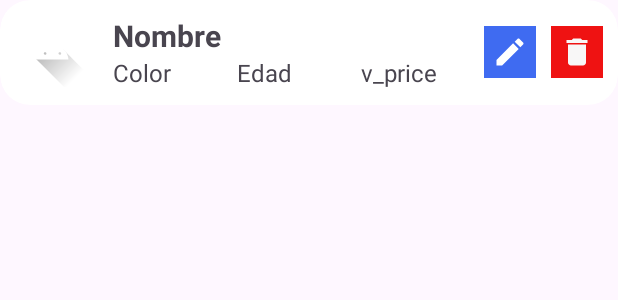
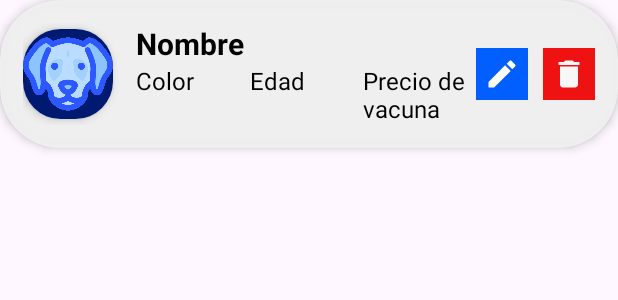
Before and after one commit to S4nti4go3/end, an Android app: the layout view_pet_single.xml on its own in the app's theme, with its tools: preview values and no code run, on a phone screen of 412 x 824 dp. Shown: the top 300 px of the screen. Run offline under Robolectric (Android 15) with nearby library versions, the phone set to English and light mode, and no system bars.

Commit message:
Actualización de view_pet_single.xml

```diff
--- a/app/src/main/res/layout/view_pet_single.xml
+++ b/app/src/main/res/layout/view_pet_single.xml
@@ -5,29 +5,30 @@
     android:layout_width="match_parent"
     android:layout_height="wrap_content"
     android:layout_marginBottom="10dp"
-    android:background="#FFFFFF"
-    android:backgroundTint="#FFFFFF"
-    app:cardCornerRadius="20dp"
-    app:cardElevation="0dp">
+    android:background="@color/Darkwhite"
+    android:backgroundTint="@color/Darkwhite"
+    app:cardCornerRadius="40dp"
+    app:cardElevation="4dp">
 
     <LinearLayout
         android:layout_width="match_parent"
         android:layout_height="wrap_content"
         android:gravity="center_vertical"
         android:orientation="horizontal"
-        android:padding="10dp">
+        android:padding="15dp">
 
         <androidx.cardview.widget.CardView
-            android:layout_width="50dp"
-            android:layout_height="50dp"
+            android:layout_width="60dp"
+            android:layout_height="60dp"
             app:cardCornerRadius="25dp"
-            app:cardElevation="0dp">
+            app:cardElevation="4dp">
 
             <ImageView
                 android:id="@+id/photo"
                 android:layout_width="match_parent"
                 android:layout_height="match_parent"
-                app:srcCompat="@drawable/ic_launcher_foreground" />
+                android:background="@color/AzulOscuro"
+                app:srcCompat="@drawable/pet_image" />
         </androidx.cardview.widget.CardView>
 
         <Space
@@ -45,6 +46,7 @@
                 android:layout_width="match_parent"
                 android:layout_height="wrap_content"
                 android:text="Nombre"
+                android:textColor="@android:color/background_dark"
                 android:textSize="20sp"
                 android:textStyle="bold" />
 
@@ -59,6 +61,7 @@
                     android:layout_height="wrap_content"
                     android:layout_weight="1"
                     android:text="Color"
+                    android:textColor="@android:color/background_dark"
                     android:textSize="16sp" />
 
                 <TextView
@@ -67,6 +70,7 @@
                     android:layout_height="wrap_content"
                     android:layout_weight="1"
                     android:text="Edad"
+                    android:textColor="@android:color/background_dark"
                     android:textSize="16sp" />
 
                 <TextView
@@ -74,7 +78,8 @@
                     android:layout_width="match_parent"
                     android:layout_height="wrap_content"
                     android:layout_weight="1"
-                    android:text="v_price"
+                    android:text="Precio de vacuna"
+                    android:textColor="@android:color/background_dark"
                     android:textSize="16sp" />
             </LinearLayout>
 
@@ -84,7 +89,7 @@
             android:id="@+id/btn_editar"
             android:layout_width="wrap_content"
             android:layout_height="wrap_content"
-            android:background="#3F6BF1"
+            android:background="@color/AzulClaro"
             android:padding="5dp"
             app:srcCompat="@drawable/ic_edit" />
 
```
